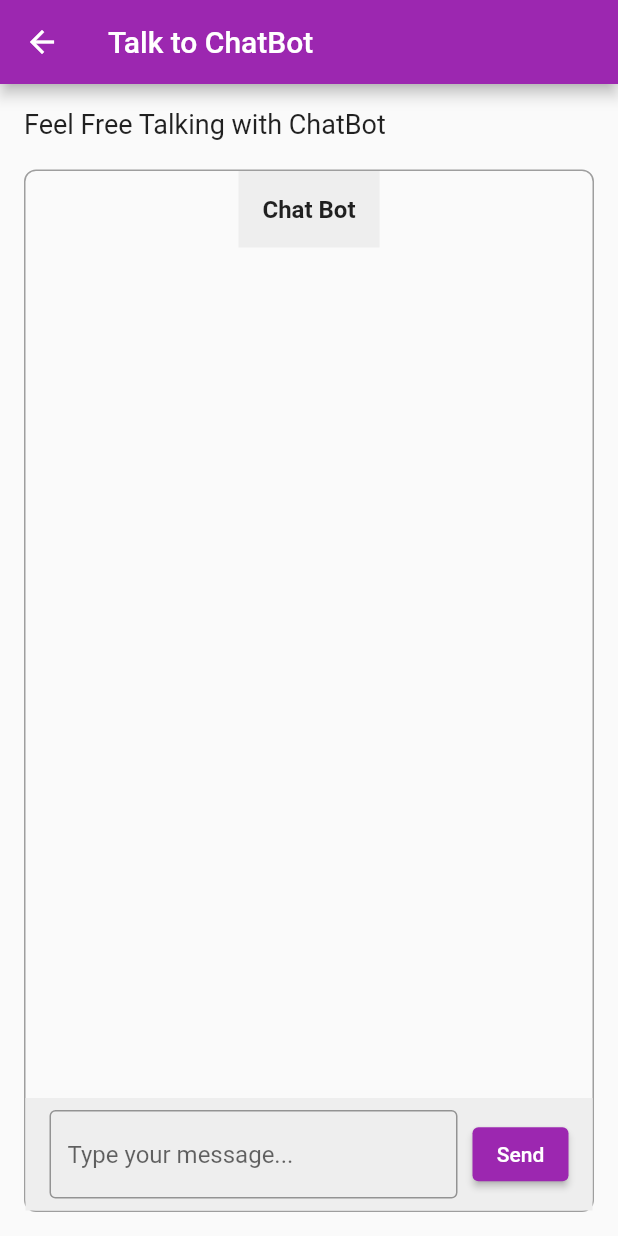
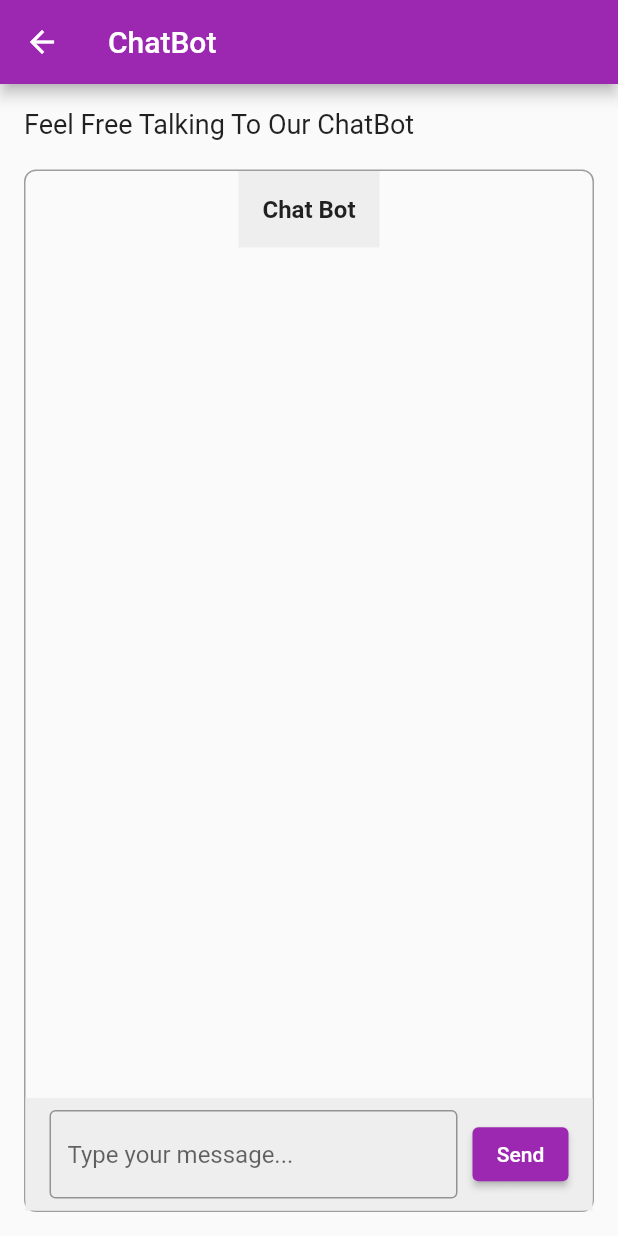
Before and after one commit to FarhanTahmid/CyberBullying-Detection-Prevention-Counseling-System, a Flutter app: the screen it shows after launch, in the side drawer, after a tap on "Talk to ChatBot", on a phone screen of 412 x 824 dp. Run offline on Flutter 3.47's test engine with Material 2 defaults, Android fonts, the phone set to English and light mode, and no system bars; our stand-ins replace flutter_svg, fluttertoast, image_picker, velocity_x; missing offline and left inert: dart:ffi; network calls fail.

Commit message:
frontend fix

```diff
--- a/Frontend-App/bullishield/lib/Screens/NavScreens/ChatBotScreen.dart
+++ b/Frontend-App/bullishield/lib/Screens/NavScreens/ChatBotScreen.dart
@@ -41,7 +41,7 @@ class _ChatBotScreenState extends State<ChatBotScreen> {
   Widget build(BuildContext context) {
     return Scaffold(
       appBar: AppBar(
-        title: Text('Talk to ChatBot'),
+        title: Text('ChatBot'),
       ),
       body: Container(
         padding: EdgeInsets.all(16),
@@ -49,7 +49,7 @@ class _ChatBotScreenState extends State<ChatBotScreen> {
           crossAxisAlignment: CrossAxisAlignment.stretch,
           children: [
             Text(
-              'Feel Free Talking with ChatBot',
+              'Feel Free Talking To Our ChatBot',
               style: TextStyle(fontSize: 18),
             ),
             SizedBox(height: 20),
```
